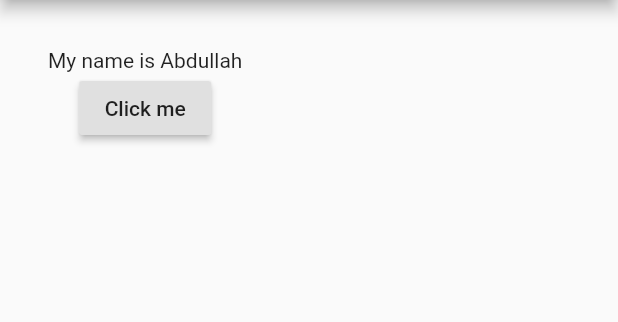
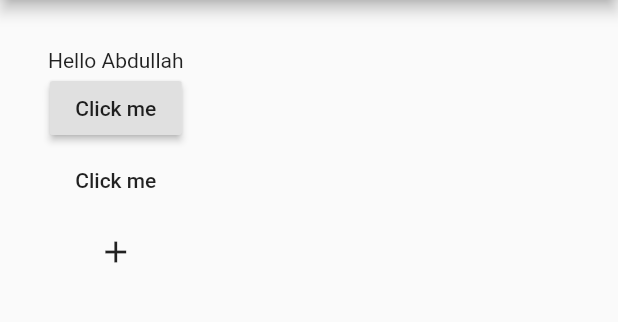
Before and after one commit to Abdullah-Sheikh/my_first_flutter_app, a Flutter app: the screen it shows after launch, after a tap on "Click me", on a phone screen of 412 x 824 dp, the part 84-406 px from its top. Run offline on Flutter 3.47's test engine with Material 2 defaults, Android fonts, the phone set to English and light mode, and no system bars.

Commit message:
Buttons topic compeleted

```diff
--- a/lib/main.dart
+++ b/lib/main.dart
@@ -14,10 +14,10 @@ class MyApp extends StatefulWidget {
 class _State extends State<MyApp> {
 
   String _value = "Hello World";
-  void onPressed()
+  void onPressed(String value )
   {
     setState(() {
-      _value = "My name is Abdullah";
+      _value = value;
     });
   }
 
@@ -32,7 +32,11 @@ class _State extends State<MyApp> {
         child: new Column(
           children: <Widget>[
             new Text(_value),
-            new RaisedButton(onPressed: onPressed,child: new Text("Click me"),)
+            new RaisedButton(onPressed: () =>  onPressed("Hello Abdullah"),child: new Text("Click me"),),
+            new FlatButton(onPressed: () =>  onPressed("Hello Abdullah"),child: new Text("Click me"),),
+            new IconButton(icon:new Icon(Icons.add) ,onPressed: () =>  onPressed("Hello Abdullah"),)
+
+
           ],
         ),
       ),
```
